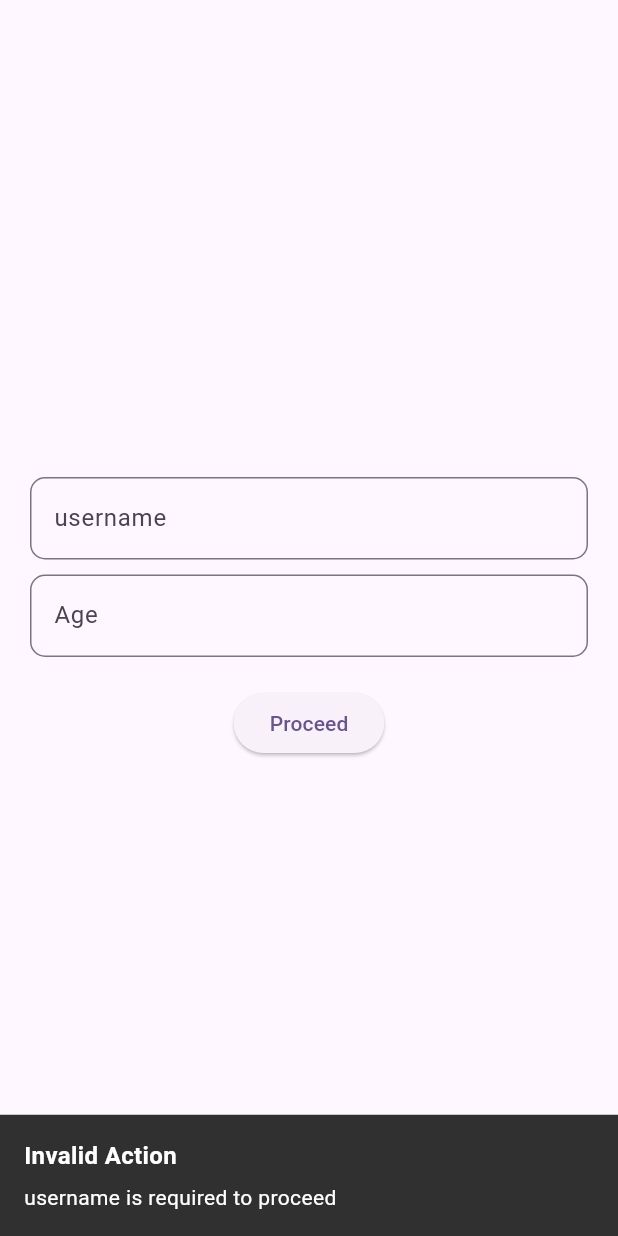
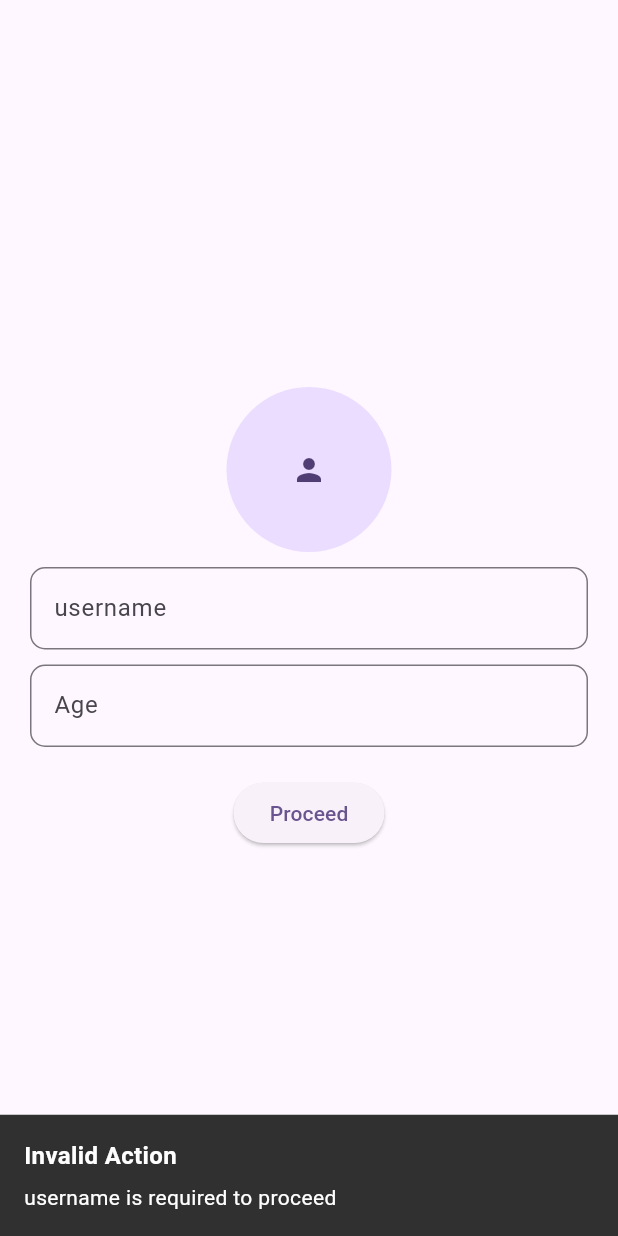
Before and after one commit to jenis007/rondomchat, a Flutter app: the screen it shows after launch, after a tap on "Proceed", on a phone screen of 412 x 824 dp. Run offline on Flutter 3.47's test engine with Material 2 defaults, Android fonts, the phone set to English and light mode, and no system bars; our stand-ins replace device_info_plus, get, get_storage, image_picker, location, permission_handler; missing offline and left inert: nearby_connections.

Commit message:
upgraded version

```diff
--- a/lib/Controller/connection_controller.dart
+++ b/lib/Controller/connection_controller.dart
@@ -1,5 +1,6 @@
 import 'dart:convert';
 import 'dart:developer';
+import 'dart:io';
 import 'dart:typed_data';
 import 'package:device_info_plus/device_info_plus.dart';
 import 'package:flutter/material.dart';
@@ -104,9 +105,13 @@ class ConnectionController extends GetxController {
         serviceId: serviceId,
         onEndpointFound: (id, name, serviceId) {
           var data = jsonDecode(name);
+
+          Uint8List bytes = data['profile'];
+
           nearByUsers[id] = {
             "name": data['username'],
             "age": data['age'],
+            "profile": File.fromRawPath(bytes),
             "username": name,
             "serviceId": serviceId,
             "message": []
--- a/lib/PreferenceManager/preference_manager.dart
+++ b/lib/PreferenceManager/preference_manager.dart
@@ -21,4 +21,8 @@ class PreferenceManager {
   static getAge() {
     return storage.read(age);
   }
+
+  static Future logout() async {
+    await storage.erase();
+  }
 }
--- a/lib/View/Auth/register_screen.dart
+++ b/lib/View/Auth/register_screen.dart
@@ -1,7 +1,11 @@
 import 'dart:convert';
+import 'dart:developer';
+import 'dart:io';
 import 'package:flutter/foundation.dart';
 import 'package:flutter/material.dart';
+import 'package:flutter/services.dart';
 import 'package:get/get.dart';
+import 'package:image_picker/image_picker.dart';
 import 'package:rondomchat/PreferenceManager/preference_manager.dart';
 import 'package:rondomchat/View/Home/home_screen.dart';
 
@@ -16,6 +20,23 @@ class _RegisterScreenState extends State<RegisterScreen> {
   TextEditingController username = TextEditingController();
   TextEditingController age = TextEditingController();
 
+  File? image;
+  Uint8List? bytes;
+
+  ImagePicker imagePicker = ImagePicker();
+
+  void pickImage() async {
+    XFile? file = await imagePicker.pickImage(
+        source: ImageSource.camera, imageQuality: 50);
+
+    image = File(file!.path);
+
+    bytes = image!.readAsBytesSync();
+
+    log('BYTES ${jsonEncode(bytes)}');
+    setState(() {});
+  }
+
   @override
   Widget build(BuildContext context) {
     return Scaffold(
@@ -23,6 +44,20 @@ class _RegisterScreenState extends State<RegisterScreen> {
         child: Column(
           mainAxisAlignment: MainAxisAlignment.center,
           children: [
+            InkResponse(
+              onTap: () {
+                pickImage();
+              },
+              child: CircleAvatar(
+                radius: 55,
+                child: image == null
+                    ? const Icon(Icons.person)
+                    : Image.file(image!),
+              ),
+            ),
+            const SizedBox(
+              height: 10,
+            ),
             Container(
               margin: const EdgeInsets.symmetric(horizontal: 20),
               height: 55,
@@ -72,6 +107,7 @@ class _RegisterScreenState extends State<RegisterScreen> {
                   Map<String, dynamic> userData = {
                     "username": username.text,
                     "age": age.text,
+                    "profile": bytes
                   };
                   await PreferenceManager.setUserName(jsonEncode(userData));
                   await PreferenceManager.setAge(age.text);
```
Also changed, not shown: lib/View/Home/Widgets/near_by_users_list.dart (+10 -5 lines), lib/View/Home/home_screen.dart (+34 -5 lines), pubspec.yaml (+4 -49 lines), pubspec.lock, 5 other files.
